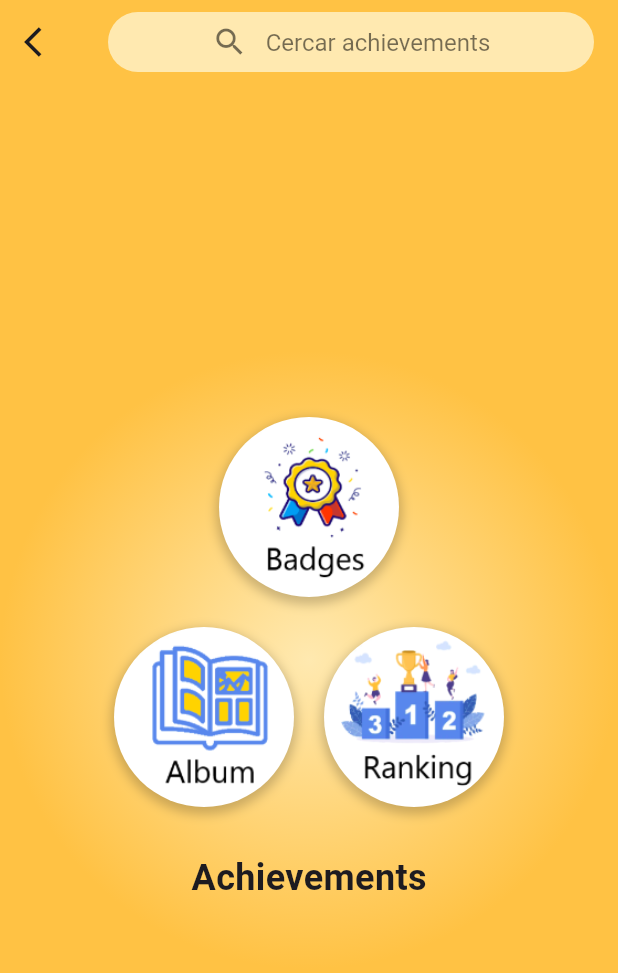
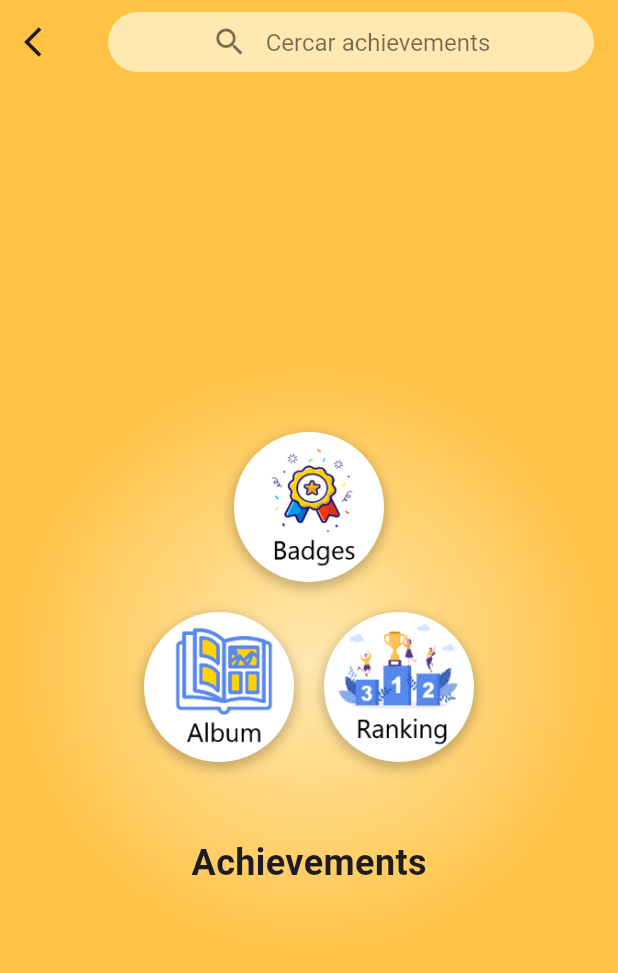
Before and after one commit to IvanBallesteros/g12_glovo, a Flutter app: the screen it shows after launch, on a phone screen of 412 x 824 dp. Shown: the top 973 px of the screen. Run offline on Flutter 3.47's test engine with Material 3 defaults, Android fonts, the phone set to English and light mode, and no system bars; Roboto replaces fonts that are missing (Montserrat).

Commit message:
Last changes

```diff
--- a/g12_glovo/lib/main.dart
+++ b/g12_glovo/lib/main.dart
@@ -12,6 +12,7 @@
   Widget build(BuildContext context) {
     return MaterialApp(
       title: 'Flutter Demo',
+      debugShowCheckedModeBanner: false,
       theme: ThemeData(
         primarySwatch: Colors.blue,
       ),
--- a/g12_glovo/lib/screens/menu_options.dart
+++ b/g12_glovo/lib/screens/menu_options.dart
@@ -77,7 +77,7 @@ class MenuOptionsScreen extends StatelessWidget {
                   ),
                 ],
               ),
-              const SizedBox(height: 30),
+              const SizedBox(height: 50),
               const Text(
                 'Achievements',
                 style: TextStyle(
@@ -101,8 +101,8 @@ class MenuOptionsScreen extends StatelessWidget {
     return InkWell(
       onTap: onPressed,
       child: Container(
-        width: 120,
-        height: 120,
+        width: 100,
+        height: 100,
         decoration: BoxDecoration(
           shape: BoxShape.circle,
           boxShadow: [
```
